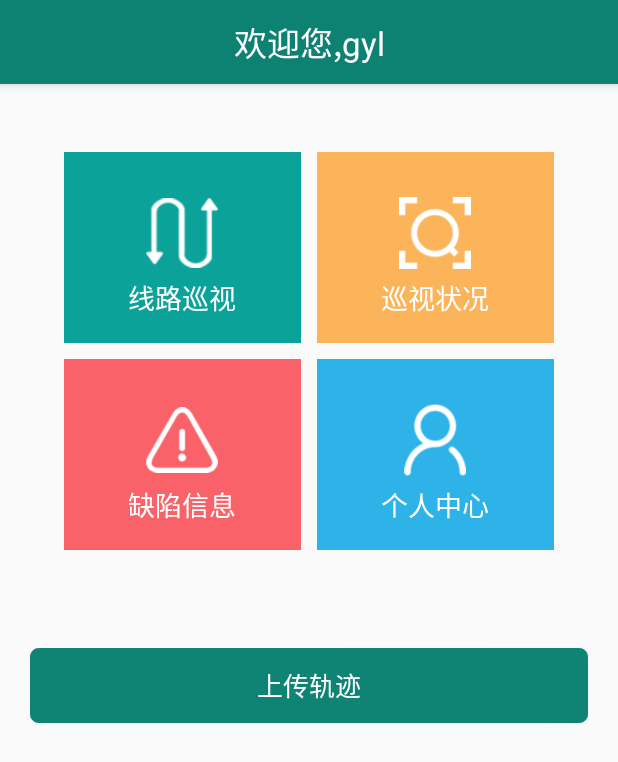
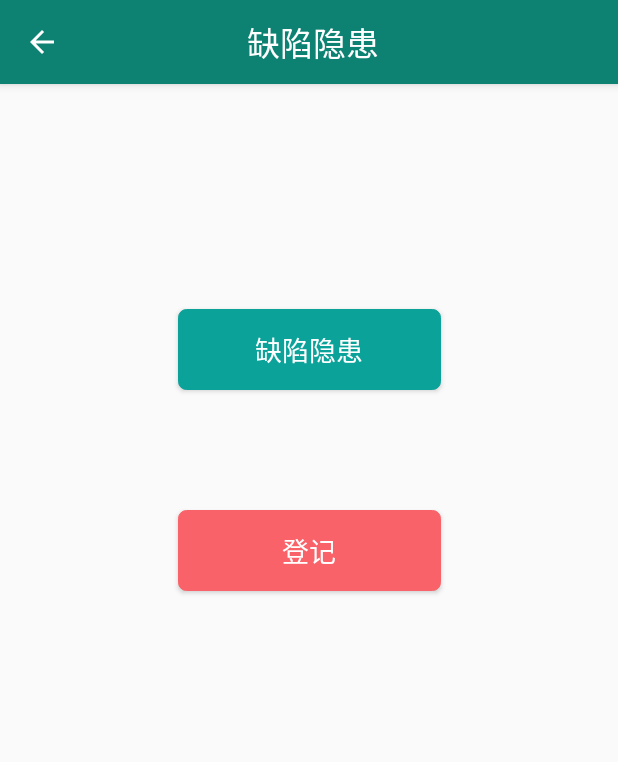
Before and after one commit to widsdom-yl/powerlinepatro, an Android app: the HomePageActivity screen opened directly, with no data from a screen before it, after a tap on "缺陷信息", on a phone screen of 412 x 824 dp. Shown: the top 762 px of the screen. Run offline under Robolectric (Android 15) with nearby library versions, the phone set to English and light mode, and no system bars.

Commit message:
缺陷隐患页面

```diff
--- a/app/src/main/AndroidManifest.xml
+++ b/app/src/main/AndroidManifest.xml
@@ -55,7 +55,8 @@
         <activity android:name=".PatrolImageDetailActivity" />
         <activity android:name=".UploadDefectActivity" />
         <activity android:name=".PartolDetailActivity" />
-        <activity android:name=".DefectDetailActivity"></activity>
+        <activity android:name=".DefectDetailActivity" />
+        <activity android:name=".DefectMainActivity"></activity>
     </application>
 
 </manifest>
--- /dev/null
+++ b/app/src/main/java/dczh/powerlinepatro/DefectMainActivity.java
@@ -0,0 +1,50 @@
+package dczh.powerlinepatro;
+//选择查看缺陷隐患或者上报缺陷隐患
+import android.content.Intent;
+import android.os.Bundle;
+import android.view.Menu;
+import android.view.MenuItem;
+import android.view.View;
+
+public class DefectMainActivity extends BaseAppCompatActivity implements View.OnClickListener {
+
+    @Override
+    protected void onCreate(Bundle savedInstanceState) {
+        super.onCreate(savedInstanceState);
+        setContentView(R.layout.activity_defect_main);
+        setCustomTitle(getString(R.string.string_defect),true);
+
+        findViewById(R.id.button_defect_info).setOnClickListener(this);
+        findViewById(R.id.button_upload_defect).setOnClickListener(this);
+    }
+
+    @Override
+    public boolean onCreateOptionsMenu(Menu menu)
+    {
+        getMenuInflater().inflate(R.menu.blank_menu, menu);
+        return true;
+    }
+    @Override
+    public boolean onOptionsItemSelected(MenuItem item)
+    {
+        switch (item.getItemId())
+        {
+            case android.R.id.home:
+                this.finish(); // back button
+                return true;
+        }
+        return super.onOptionsItemSelected(item);
+    }
+
+    @Override
+    public void onClick(View view) {
+        if (view.getId() == R.id.button_defect_info){
+
+        }
+        else if(view.getId() == R.id.button_upload_defect){
+            Intent intent = new Intent(this, UploadDefectActivity.class);
+
+            startActivity(intent);
+        }
+    }
+}
--- a/app/src/main/java/dczh/powerlinepatro/HomePageActivity.java
+++ b/app/src/main/java/dczh/powerlinepatro/HomePageActivity.java
@@ -46,6 +46,11 @@ public class HomePageActivity extends BaseAppCompatActivity implements BaseAdapt
                 Intent intent = new Intent(this, LinePatroActivity.class);
                 startActivity(intent);
                 break;
+            case 2:
+
+                Intent intent2 = new Intent(this, DefectMainActivity.class);
+                startActivity(intent2);
+                break;
                 default:
                     break;
         }
--- /dev/null
+++ b/app/src/main/res/layout/activity_defect_main.xml
@@ -0,0 +1,35 @@
+<?xml version="1.0" encoding="utf-8"?>
+<android.support.constraint.ConstraintLayout xmlns:android="http://schemas.android.com/apk/res/android"
+    xmlns:app="http://schemas.android.com/apk/res-auto"
+    xmlns:tools="http://schemas.android.com/tools"
+    android:layout_width="match_parent"
+    android:layout_height="match_parent"
+    tools:context=".DefectMainActivity">
+
+    <Button
+        android:id="@+id/button_defect_info"
+        android:layout_width="175dp"
+        android:layout_height="54dp"
+        android:layout_marginTop="150dp"
+        android:text="@string/string_defect"
+        android:background="@drawable/button_shape_upload_patro"
+        app:layout_constraintEnd_toEndOf="parent"
+        android:textColor="@color/White"
+        android:textSize="18sp"
+        app:layout_constraintStart_toStartOf="parent"
+        app:layout_constraintTop_toTopOf="parent" />
+
+    <Button
+
+        android:id="@+id/button_upload_defect"
+        android:layout_width="175dp"
+        android:layout_height="54dp"
+        android:layout_marginTop="80dp"
+        android:text="@string/string_signin"
+        android:textColor="@color/White"
+        android:textSize="18sp"
+        app:layout_constraintEnd_toEndOf="parent"
+        app:layout_constraintStart_toStartOf="parent"
+        android:background="@drawable/button_shape_upload_defect"
+        app:layout_constraintTop_toBottomOf="@+id/button_defect_info" />
+</android.support.constraint.ConstraintLayout>
--- a/app/src/main/res/values/strings.xml
+++ b/app/src/main/res/values/strings.xml
@@ -52,4 +52,6 @@
     <string name="string_upload_worker">上报人:</string>
     <string name="string_handle">已处理</string>
     <string name="string_unhandle">未处理</string>
+    <string name="string_signin">登记</string>
+    <string name="string_locate_by_hand">手动定位</string>
 </resources>
```
Also changed, not shown: app/src/main/java/dczh/powerlinepatro/UploadDefectActivity.java (+11 -2 lines).
